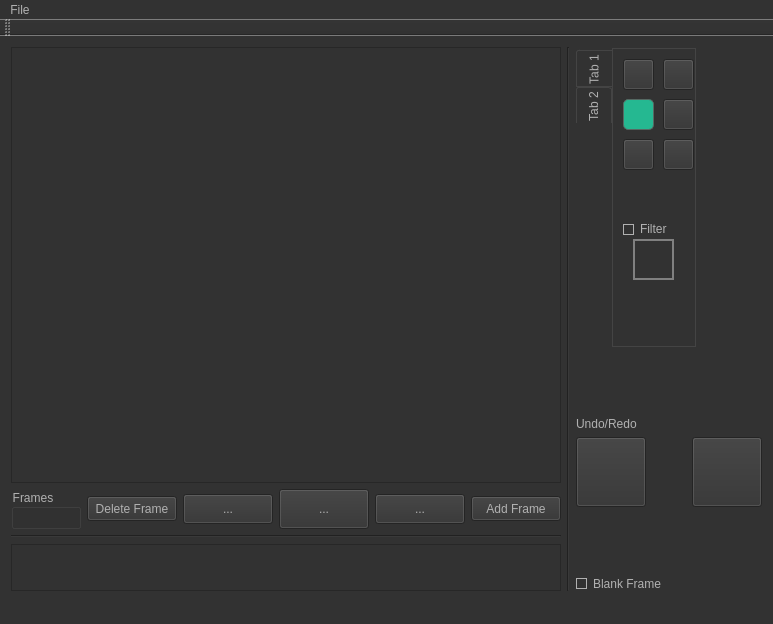
jokthefoo/Sprite-Editor, file Sprite_Editor_Extreme/mainwindow.ui: the form before one commit.
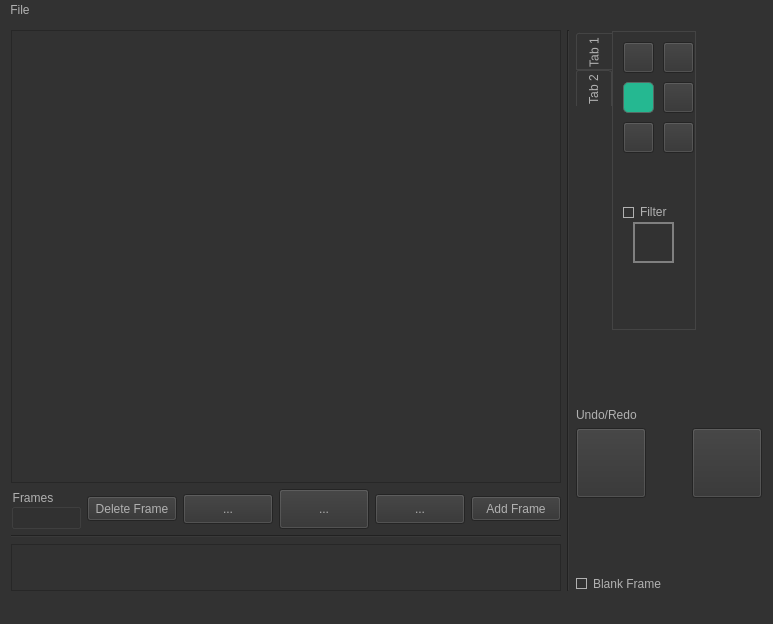
The form after the commit. Icons and pictures are not drawn. Custom widgets are drawn as their Qt base class.

Commit message:
Hid the color filter options
Hid the color filter options

```diff
--- a/Sprite_Editor_Extreme/mainwindow.ui
+++ b/Sprite_Editor_Extreme/mainwindow.ui
@@ -6,7 +6,7 @@
    <rect>
     <x>0</x>
     <y>0</y>
-    <width>714</width>
+    <width>744</width>
     <height>624</height>
    </rect>
   </property>
@@ -969,6 +969,9 @@
           </property>
          </widget>
          <widget class="ColorBox" name="colorFilter">
+          <property name="enabled">
+           <bool>true</bool>
+          </property>
           <property name="geometry">
            <rect>
             <x>20</x>
@@ -1157,14 +1160,6 @@
    <addaction name="menuFile"/>
   </widget>
   <widget class="QStatusBar" name="statusBar"/>
-  <widget class="QToolBar" name="mainToolBar">
-   <attribute name="toolBarArea">
-    <enum>TopToolBarArea</enum>
-   </attribute>
-   <attribute name="toolBarBreak">
-    <bool>false</bool>
-   </attribute>
-  </widget>
   <action name="actionCanvasSize_2">
    <property name="text">
     <string>Configuration</string>
```
Left out of the diff: 6 changed lines with no effect on the pictures. The commit also changes 2 other files.
